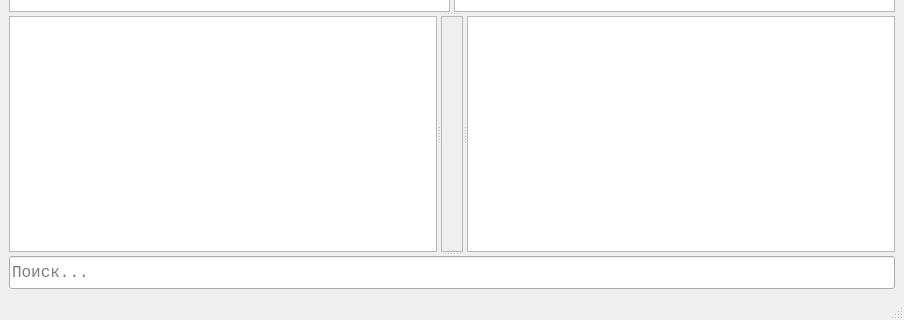
alkostuchkov/Songbook, file gui/main_ui.ui: the form before one commit; both pictures show x 0 to 904 and y 292 to 612 of the 904 by 612 pixel window.
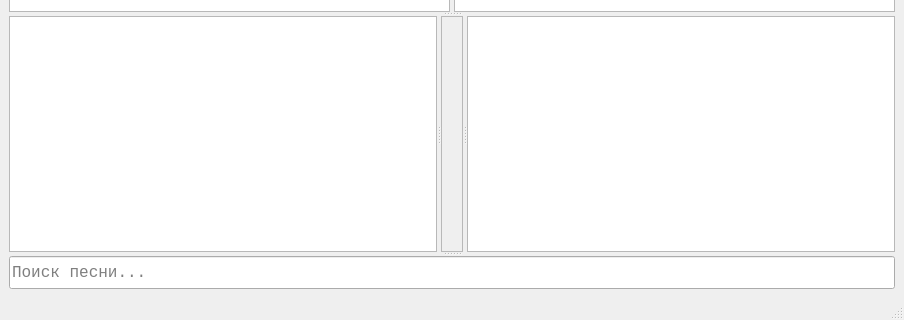
The form after the commit. Icons and pictures are not drawn.

Patch:
```diff
--- a/gui/main_ui.ui
+++ b/gui/main_ui.ui
@@ -187,7 +187,7 @@
         <string/>
        </property>
        <property name="placeholderText">
-        <string>Поиск...</string>
+        <string>Поиск песни...</string>
        </property>
       </widget>
      </widget>
```
